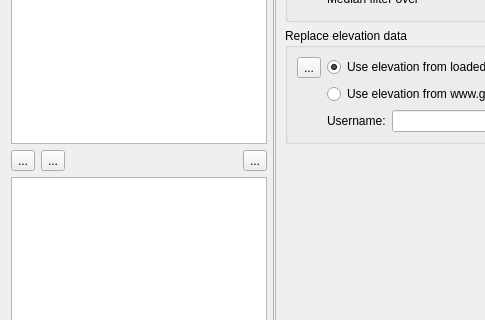
ntruchsess/QLandkarteGT, file src/ITrackFilterWidget.ui: the form before one commit; both pictures show x 0 to 485 and y 92 to 412 of the 1068 by 504 pixel window.
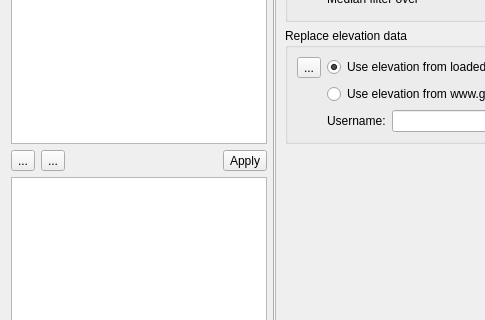
The form after the commit. The open tabs and pages were chosen to show the change. Icons and pictures are not drawn.

What changed in the file:
```diff
--- a/src/ITrackFilterWidget.ui
+++ b/src/ITrackFilterWidget.ui
@@ -78,12 +78,15 @@
           <string>apply filter</string>
          </property>
          <property name="text">
-          <string>...</string>
+          <string>Apply</string>
          </property>
          <property name="icon">
           <iconset resource="resources.qrc">
            <normaloff>:/icons/toolswizard.png</normaloff>:/icons/toolswizard.png</iconset>
          </property>
+         <property name="toolButtonStyle">
+          <enum>Qt::ToolButtonTextBesideIcon</enum>
+         </property>
         </widget>
        </item>
       </layout>
```
Left out of the diff: 10 changed lines with no effect on the pictures.
